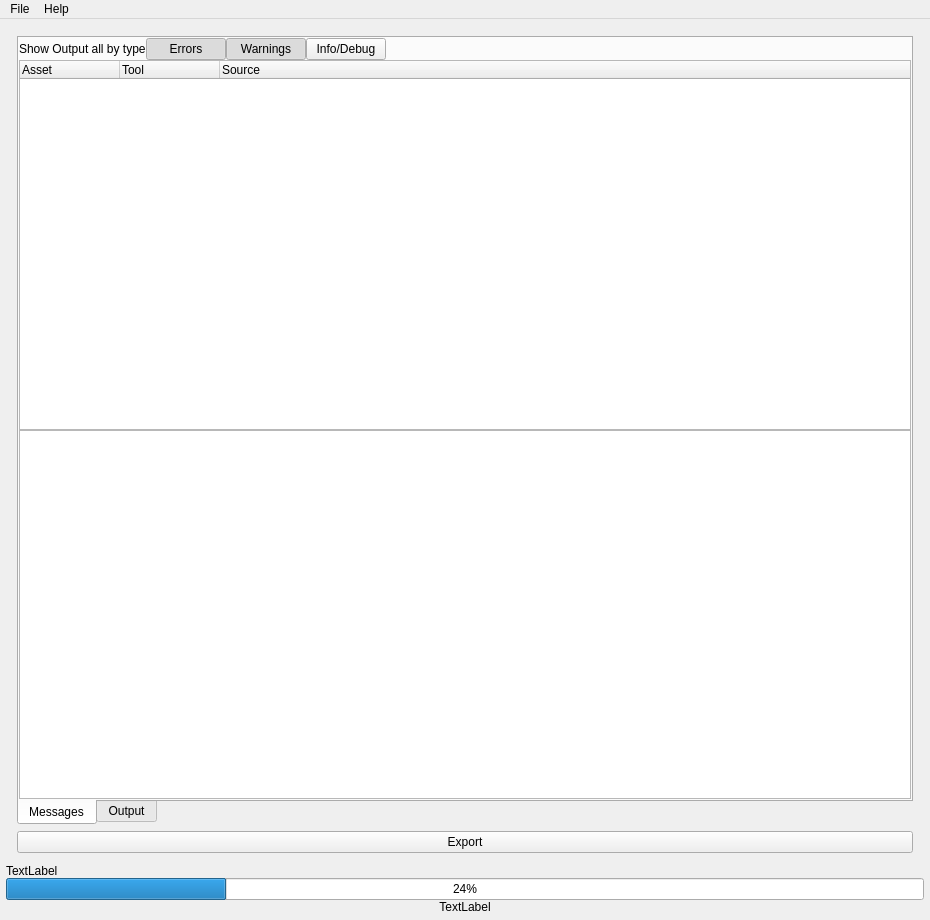
First picture: the form in code/qttoolkit/batchexporter2/ui/batchexporterqt.ui, repository gscept/nebula-trifid, before the edit.
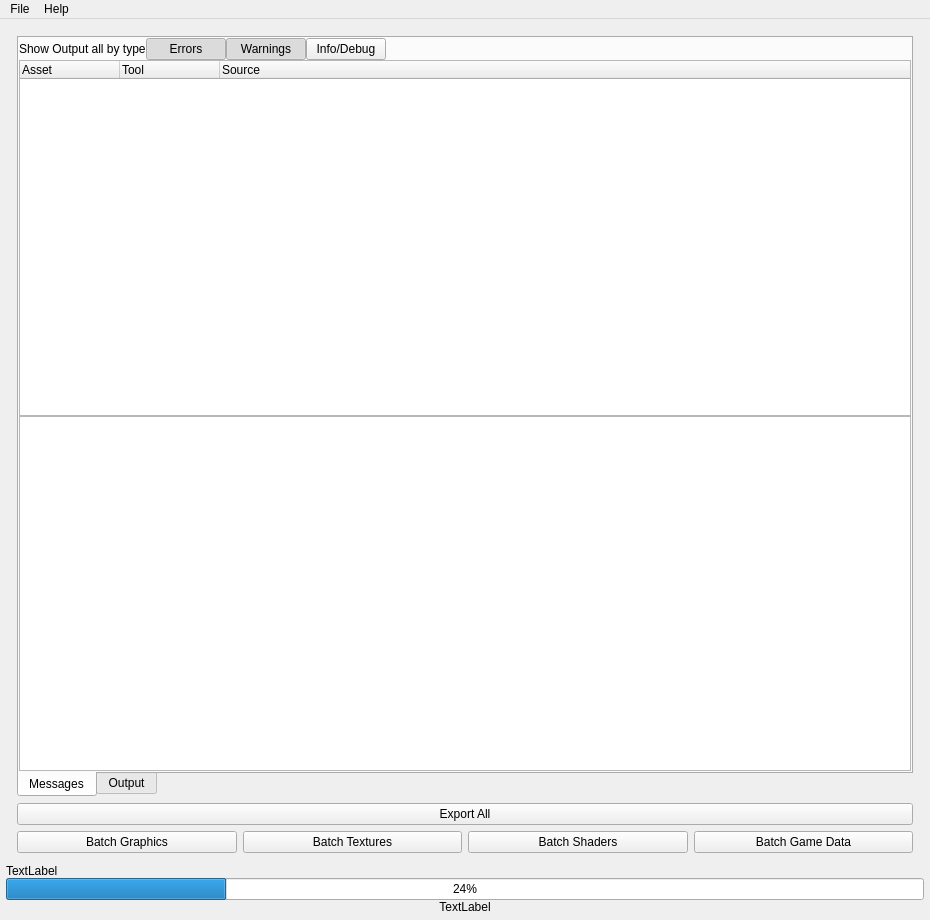
Second picture: the form after the edit.

```diff
--- a/code/qttoolkit/batchexporter2/ui/batchexporterqt.ui
+++ b/code/qttoolkit/batchexporter2/ui/batchexporterqt.ui
@@ -59,7 +59,7 @@
           <item row="8" column="0">
            <widget class="QPushButton" name="exportButton">
             <property name="text">
-             <string>Export</string>
+             <string>Export All</string>
             </property>
            </widget>
           </item>
@@ -243,6 +243,38 @@
             </widget>
            </widget>
           </item>
+          <item row="10" column="0" rowspan="2">
+           <layout class="QHBoxLayout" name="horizontalLayout_2">
+            <item>
+             <widget class="QPushButton" name="batchGraphicsButton">
+              <property name="text">
+               <string>Batch Graphics</string>
+              </property>
+             </widget>
+            </item>
+            <item>
+             <widget class="QPushButton" name="batchTexturesButton">
+              <property name="text">
+               <string>Batch Textures</string>
+              </property>
+             </widget>
+            </item>
+            <item>
+             <widget class="QPushButton" name="batchShaderButton">
+              <property name="text">
+               <string>Batch Shaders</string>
+              </property>
+             </widget>
+            </item>
+            <item>
+             <widget class="QPushButton" name="batchGameButton">
+              <property name="text">
+               <string>Batch Game Data</string>
+              </property>
+             </widget>
+            </item>
+           </layout>
+          </item>
          </layout>
         </widget>
        </item>
```
